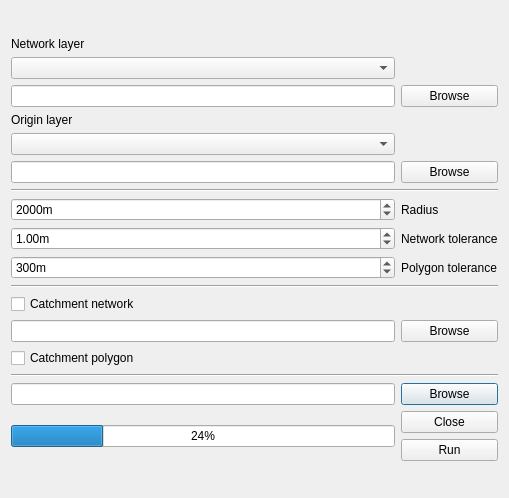
Old version of the form metric_catchment_analyser_dialog_base.ui in the repository spacesyntax/MetricCatchmentAnalyser.
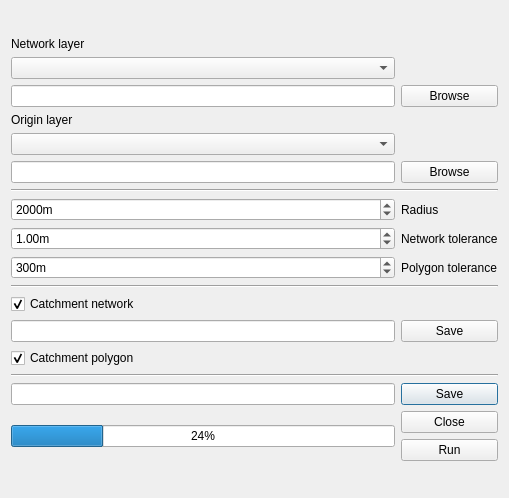
New version of the form.

The edit to the form file:
```diff
--- a/metric_catchment_analyser_dialog_base.ui
+++ b/metric_catchment_analyser_dialog_base.ui
@@ -66,6 +66,9 @@
        <property name="text">
         <string>Catchment polygon</string>
        </property>
+       <property name="checked">
+        <bool>true</bool>
+       </property>
       </widget>
      </item>
      <item row="7" column="0">
@@ -81,7 +84,7 @@
      <item row="19" column="1">
       <widget class="QPushButton" name="browse_output_polygon">
        <property name="text">
-        <string>Browse</string>
+        <string>Save</string>
        </property>
       </widget>
      </item>
@@ -95,7 +98,7 @@
      <item row="16" column="1">
       <widget class="QPushButton" name="browse_output_network">
        <property name="text">
-        <string>Browse</string>
+        <string>Save</string>
        </property>
       </widget>
      </item>
@@ -128,6 +131,9 @@
        <property name="text">
         <string>Catchment network</string>
        </property>
+       <property name="checked">
+        <bool>true</bool>
+       </property>
       </widget>
      </item>
      <item row="9" column="0" colspan="2">
```
